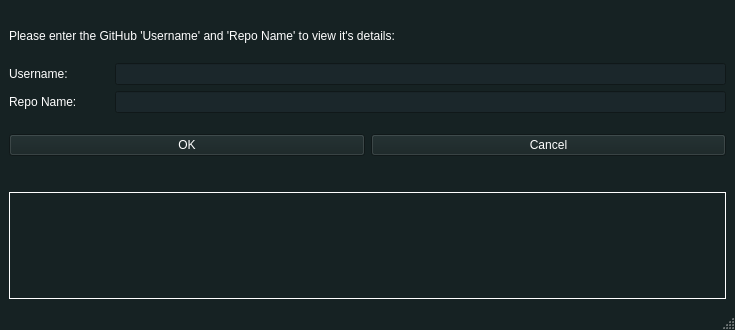
Qt form UI/repo_viewer.ui (HaydenGuy/PyQt_GitHub_Repository_Viewer) before a commit.
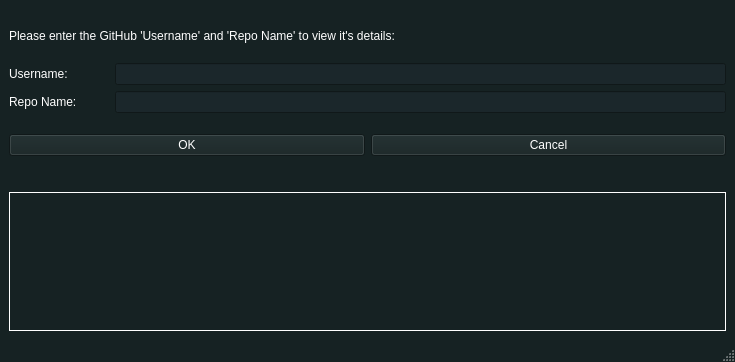
The same form after that commit.

Commit message: Added functionality to the OK button. Will return errors if the user/repo is wrong. Will return information on that repo if the user+repo are correct

What changed in the file:
```diff
--- a/UI/repo_viewer.ui
+++ b/UI/repo_viewer.ui
@@ -7,7 +7,7 @@
     <x>0</x>
     <y>0</y>
     <width>735</width>
-    <height>330</height>
+    <height>362</height>
    </rect>
   </property>
   <property name="palette">
@@ -478,36 +478,6 @@
   </property>
   <widget class="QWidget" name="centralwidget">
    <layout class="QGridLayout" name="gridLayout">
-    <item row="8" column="0">
-     <widget class="QFrame" name="details_frame">
-      <property name="styleSheet">
-       <string notr="true">.QFrame{
-	border: 1px solid white;
-}</string>
-      </property>
-      <property name="frameShape">
-       <enum>QFrame::StyledPanel</enum>
-      </property>
-      <property name="frameShadow">
-       <enum>QFrame::Raised</enum>
-      </property>
-      <layout class="QHBoxLayout" name="horizontalLayout_4">
-       <item>
-        <widget class="QLabel" name="repo_details">
-         <property name="styleSheet">
-          <string notr="true">color:white;</string>
-         </property>
-         <property name="text">
-          <string/>
-         </property>
-         <property name="alignment">
-          <set>Qt::AlignLeading|Qt::AlignLeft|Qt::AlignTop</set>
-         </property>
-        </widget>
-       </item>
-      </layout>
-     </widget>
-    </item>
     <item row="0" column="0">
      <spacer name="verticalSpacer_2">
       <property name="orientation">
@@ -625,6 +595,91 @@
       </property>
      </spacer>
     </item>
+    <item row="8" column="0">
+     <widget class="QScrollArea" name="scrollArea">
+      <property name="autoFillBackground">
+       <bool>true</bool>
+      </property>
+      <property name="styleSheet">
+       <string notr="true"/>
+      </property>
+      <property name="frameShape">
+       <enum>QFrame::Box</enum>
+      </property>
+      <property name="frameShadow">
+       <enum>QFrame::Plain</enum>
+      </property>
+      <property name="widgetResizable">
+       <bool>true</bool>
+      </property>
+      <widget class="QWidget" name="scrollAreaWidgetContents">
+       <property name="geometry">
+        <rect>
+         <x>0</x>
+         <y>0</y>
+         <width>715</width>
+         <height>68</height>
+        </rect>
+       </property>
+       <property name="autoFillBackground">
+        <bool>true</bool>
+       </property>
+       <layout class="QVBoxLayout" name="verticalLayout">
+        <item>
+         <widget class="QLabel" name="repo_details">
+          <property name="maximumSize">
+           <size>
+            <width>16777215</width>
+            <height>16777215</height>
+           </size>
+          </property>
+          <property name="styleSheet">
+           <string notr="true">color:white;</string>
+          </property>
+          <property name="text">
+           <string/>
+          </property>
+          <property name="alignment">
+           <set>Qt::AlignLeading|Qt::AlignLeft|Qt::AlignTop</set>
+          </property>
+         </widget>
+        </item>
+       </layout>
+      </widget>
+     </widget>
+    </item>
+    <item row="5" column="0">
+     <spacer name="verticalSpacer_4">
+      <property name="orientation">
+       <enum>Qt::Vertical</enum>
+      </property>
+      <property name="sizeType">
+       <enum>QSizePolicy::Fixed</enum>
+      </property>
+      <property name="sizeHint" stdset="0">
+       <size>
+        <width>20</width>
+        <height>15</height>
+       </size>
+      </property>
+     </spacer>
+    </item>
+    <item row="7" column="0">
+     <spacer name="verticalSpacer">
+      <property name="orientation">
+       <enum>Qt::Vertical</enum>
+      </property>
+      <property name="sizeType">
+       <enum>QSizePolicy::Fixed</enum>
+      </property>
+      <property name="sizeHint" stdset="0">
+       <size>
+        <width>20</width>
+        <height>30</height>
+       </size>
+      </property>
+     </spacer>
+    </item>
     <item row="6" column="0">
      <layout class="QHBoxLayout" name="horizontalLayout_3">
       <item>
```
Left out of the diff: 97 changed lines with no effect on the pictures. The commit also changes 3 other files.
